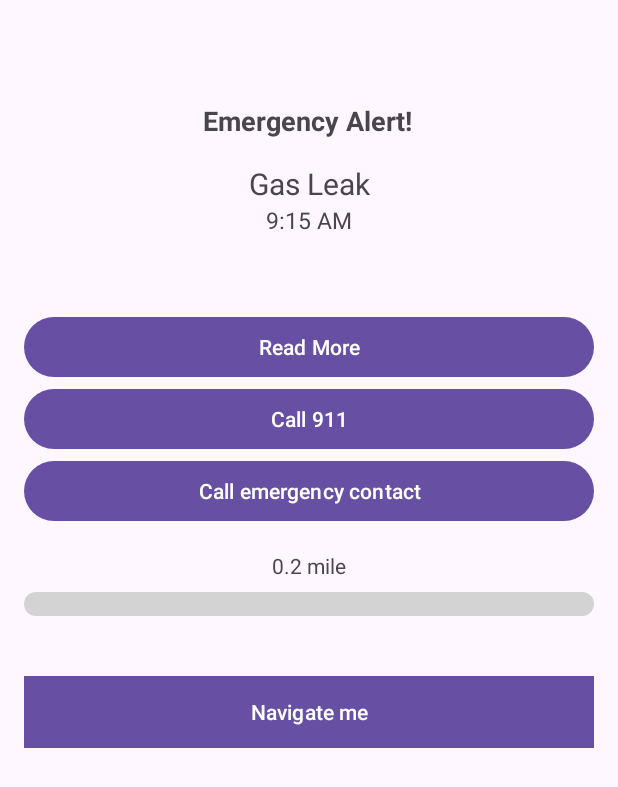
After one commit to AlexTanthiptham/illini-watch, an Android app: the layout alert_view.xml on its own in the app's theme, with its tools: preview values and no code run, on a phone screen of 412 x 824 dp. The commit adds this screen. Shown: the top 787 px of the screen. Run offline under Robolectric (Android 15) with nearby library versions, the phone set to English and light mode, and no system bars.

Commit message:
some how it work

```diff
--- a/app/src/main/AndroidManifest.xml
+++ b/app/src/main/AndroidManifest.xml
@@ -6,6 +6,7 @@
         android:name="android.hardware.telephony"
         android:required="false" />
 
+    <uses-permission android:name="android.permission.POST_NOTIFICATIONS" />
     <uses-permission android:name="android.permission.READ_SMS"/>
     <uses-permission android:name="android.permission.RECEIVE_SMS"/>
 
@@ -30,8 +31,11 @@
             </intent-filter>
         </receiver>
 
+
+
+
         <activity
-            android:name=".MainActivity"
+            android:name=".HighAlertActivity"
             android:exported="true">
             <intent-filter>
                 <action android:name="android.intent.action.MAIN" />
--- a/app/src/main/java/com/example/illinoiswatch/SmsActivity.java
+++ b/app/src/main/java/com/example/illinoiswatch/SmsActivity.java
@@ -34,6 +34,7 @@ public class SmsActivity extends AppCompatActivity {
                         Log.d(TAG,"test from activity "+ details.getAddress());
 
                     }
+
                 }
             }
 
--- /dev/null
+++ b/app/src/main/res/drawable/progress_bar.xml
@@ -0,0 +1,20 @@
+<?xml version="1.0" encoding="utf-8"?>
+<layer-list xmlns:android="http://schemas.android.com/apk/res/android">
+    <!-- Background of the progress bar -->
+    <item android:id="@android:id/background">
+        <shape android:shape="rectangle">
+            <corners android:radius="10dp" />
+            <solid android:color="#D3D3D3" />
+        </shape>
+    </item>
+
+    <!-- Foreground progress of the progress bar -->
+    <item android:id="@android:id/progress">
+        <clip>
+            <shape android:shape="rectangle">
+                <corners android:radius="10dp" />
+                <solid android:color="#000000" />
+            </shape>
+        </clip>
+    </item>
+</layer-list>
--- /dev/null
+++ b/app/src/main/res/layout/alert_view.xml
@@ -0,0 +1,110 @@
+<?xml version="1.0" encoding="utf-8"?>
+<androidx.constraintlayout.widget.ConstraintLayout xmlns:android="http://schemas.android.com/apk/res/android"
+    xmlns:app="http://schemas.android.com/apk/res-auto"
+    xmlns:tools="http://schemas.android.com/tools"
+    android:layout_width="match_parent"
+    android:layout_height="match_parent"
+    android:padding="16dp">
+
+
+    <TextView
+        android:id="@+id/notification_title"
+        android:layout_width="wrap_content"
+        android:layout_height="wrap_content"
+        android:layout_marginTop="52dp"
+        android:text="Emergency Alert!"
+        android:textSize="18sp"
+        android:textStyle="bold"
+        app:layout_constraintEnd_toEndOf="parent"
+        app:layout_constraintHorizontal_bias="0.498"
+        app:layout_constraintStart_toStartOf="parent"
+        app:layout_constraintTop_toTopOf="parent" />
+
+    <TextView
+        android:id="@+id/notification_main_text"
+        android:layout_width="wrap_content"
+        android:layout_height="wrap_content"
+        android:layout_marginTop="16dp"
+        android:text="Gas Leak"
+        android:textSize="20sp"
+        app:layout_constraintTop_toBottomOf="@id/notification_title"
+        app:layout_constraintStart_toStartOf="parent"
+        app:layout_constraintEnd_toEndOf="parent" />
+
+    <TextView
+        android:id="@+id/notification_timestamp"
+        android:layout_width="wrap_content"
+        android:layout_height="wrap_content"
+        android:text="9:15 AM"
+        android:textSize="15sp"
+        app:layout_constraintTop_toBottomOf="@id/notification_main_text"
+        app:layout_constraintStart_toStartOf="parent"
+        app:layout_constraintEnd_toEndOf="parent" />
+
+    <Button
+        android:id="@+id/read_more_button"
+        android:layout_width="0dp"
+        android:layout_height="wrap_content"
+        android:layout_marginTop="50dp"
+        android:text="Read More"
+        app:layout_constraintTop_toBottomOf="@id/notification_timestamp"
+        app:layout_constraintStart_toStartOf="parent"
+        app:layout_constraintEnd_toEndOf="parent"
+        app:layout_constraintHorizontal_bias="0.5"/>
+
+    <Button
+        android:id="@+id/call_911_button"
+        android:layout_width="0dp"
+        android:layout_height="wrap_content"
+        android:text="Call 911"
+        app:layout_constraintTop_toBottomOf="@id/read_more_button"
+        app:layout_constraintStart_toStartOf="parent"
+        app:layout_constraintEnd_toEndOf="parent"
+        app:layout_constraintHorizontal_bias="0.5"/>
+
+    <Button
+        android:id="@+id/call_emergency_contact_button"
+        android:layout_width="0dp"
+        android:layout_height="wrap_content"
+        android:text="Call emergency contact"
+        app:layout_constraintTop_toBottomOf="@id/call_911_button"
+        app:layout_constraintStart_toStartOf="parent"
+        app:layout_constraintEnd_toEndOf="parent"
+        app:layout_constraintHorizontal_bias="0.5"/>
+
+
+    <TextView
+        android:id="@+id/distance_text"
+        android:layout_width="wrap_content"
+        android:layout_height="wrap_content"
+        android:text="0.2 mile"
+        android:layout_marginTop="16dp"
+        app:layout_constraintTop_toBottomOf="@id/call_emergency_contact_button"
+        app:layout_constraintStart_toStartOf="parent"
+        app:layout_constraintEnd_toEndOf="parent" />
+
+    <ProgressBar
+        android:id="@+id/distance_progress_bar"
+        style="?android:attr/progressBarStyleHorizontal"
+        android:layout_width="0dp"
+        android:layout_height="wrap_content"
+        android:layout_marginTop="8dp"
+        android:progressDrawable="@drawable/progress_bar"
+        app:layout_constraintTop_toBottomOf="@id/distance_text"
+        app:layout_constraintStart_toStartOf="parent"
+        app:layout_constraintEnd_toEndOf="parent" />
+
+
+    <Button
+        android:id="@+id/navigate_me_button"
+        android:layout_width="0dp"
+        android:layout_height="wrap_content"
+        android:layout_marginTop="40dp"
+        android:background="@color/black"
+        android:text="Navigate me"
+        android:textColor="#FFFFFF"
+        app:layout_constraintEnd_toEndOf="parent"
+        app:layout_constraintStart_toStartOf="parent"
+        app:layout_constraintTop_toBottomOf="@id/distance_progress_bar" />
+
+</androidx.constraintlayout.widget.ConstraintLayout>
--- a/app/src/main/res/values/strings.xml
+++ b/app/src/main/res/values/strings.xml
@@ -1,3 +1,6 @@
 <resources>
     <string name="app_name">IllinoisWatch</string>
+    <string name="channel_name_high_alert">High Alert Notifications</string>
+    <string name="channel_description_high_alert">Notifications for high priority alerts</string>
+
 </resources>
```
Also changed, not shown: app/src/main/java/com/example/illinoiswatch/HighAlertActivity.java (added, +127 -0 lines), app/src/main/res/drawable/pigon.png (added).
